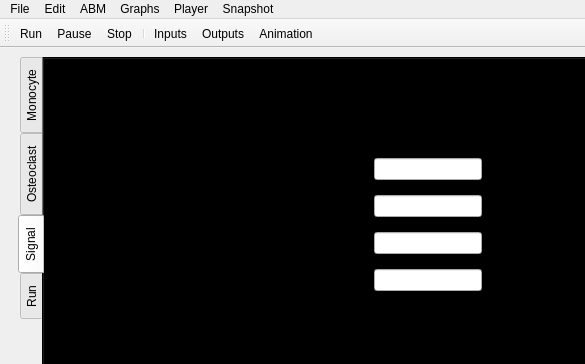
The window that GUI/bone_GUI.ui (gibbogle/bone-abm) describes before a commit, drawn with Qt 5; both pictures show x 0 to 585 and y 0 to 364 of the 1065 by 964 pixel window.
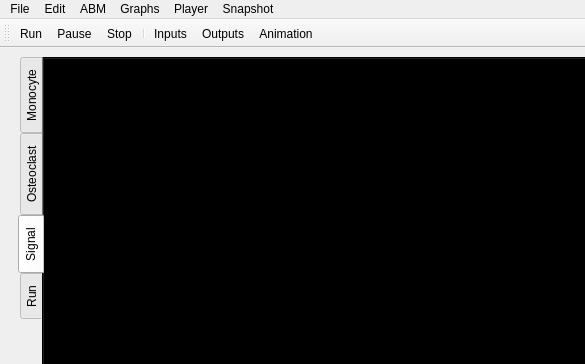
The same window after the commit. The open tabs and pages were chosen to show the change. Icons and pictures are not drawn. Custom widgets are drawn as their Qt base class.

Commit message: Changes to the GUI: removed Osteoblast signal parameters, changed stem parameter to /mm3. Added RANKL_KDIFFUSION and _KDECAY to global.f90

Patch:
```diff
--- a/GUI/bone_GUI.ui
+++ b/GUI/bone_GUI.ui
@@ -766,7 +766,7 @@
              <rect>
               <x>70</x>
               <y>50</y>
-              <width>211</width>
+              <width>251</width>
               <height>16</height>
              </rect>
             </property>
@@ -777,172 +777,9 @@
              </font>
             </property>
             <property name="text">
-             <string>Osteoblast signal parameters</string>
+             <string>Signal parameters (currently hard-wired)</string>
             </property>
            </widget>
-           <widget class="QWidget" name="gridLayoutWidget">
-            <property name="geometry">
-             <rect>
-              <x>70</x>
-              <y>90</y>
-              <width>391</width>
-              <height>151</height>
-             </rect>
-            </property>
-            <layout class="QGridLayout" name="gridLayout_3">
-             <item row="0" column="0">
-              <widget class="QMyLabel" name="label_SIGNAL_RADIUS">
-               <property name="text">
-                <string>label__SIGNAL_RADIUS</string>
-               </property>
-              </widget>
-             </item>
-             <item row="0" column="1">
-              <spacer name="horizontalSpacer_58">
-               <property name="orientation">
-                <enum>Qt::Horizontal</enum>
-               </property>
-               <property name="sizeHint" stdset="0">
-                <size>
-                 <width>40</width>
-                 <height>20</height>
-                </size>
-               </property>
-              </spacer>
-             </item>
-             <item row="0" column="2">
-              <widget class="QLineEdit" name="line_SIGNAL_RADIUS">
-               <property name="sizePolicy">
-                <sizepolicy hsizetype="Fixed" vsizetype="Fixed">
-                 <horstretch>120</horstretch>
-                 <verstretch>0</verstretch>
-                </sizepolicy>
-               </property>
-               <property name="alignment">
-                <set>Qt::AlignRight|Qt::AlignTrailing|Qt::AlignVCenter</set>
-               </property>
-              </widget>
-             </item>
-             <item row="0" column="3">
-              <widget class="QLabel" name="label_SIGNAL_RADIUS_2">
-               <property name="text">
-                <string>µm</string>
-               </property>
-              </widget>
-             </item>
-             <item row="1" column="0">
-              <widget class="QMyLabel" name="label_SIGNAL_THRESHOLD">
-               <property name="text">
-                <string>label_SIGNAL_THRESHOLD</string>
-               </property>
-              </widget>
-             </item>
-             <item row="1" column="1">
-              <spacer name="horizontalSpacer_59">
-               <property name="orientation">
-                <enum>Qt::Horizontal</enum>
-               </property>
-               <property name="sizeHint" stdset="0">
-                <size>
-                 <width>40</width>
-                 <height>20</height>
-                </size>
-               </property>
-              </spacer>
-             </item>
-             <item row="1" column="2">
-              <widget class="QLineEdit" name="line_SIGNAL_THRESHOLD">
-               <property name="sizePolicy">
-                <sizepolicy hsizetype="Fixed" vsizetype="Fixed">
-                 <horstretch>120</horstretch>
-                 <verstretch>0</verstretch>
-                </sizepolicy>
-               </property>
-               <property name="alignment">
-                <set>Qt::AlignRight|Qt::AlignTrailing|Qt::AlignVCenter</set>
-               </property>
-              </widget>
-             </item>
-             <item row="2" column="0">
-              <widget class="QMyLabel" name="label_SIGNAL_AFACTOR">
-               <property name="text">
-                <string>label_SIGNAL_AFACTOR</string>
-               </property>
-              </widget>
-             </item>
-             <item row="2" column="1">
-              <spacer name="horizontalSpacer_60">
-               <property name="orientation">
-                <enum>Qt::Horizontal</enum>
-               </property>
-               <property name="sizeHint" stdset="0">
-                <size>
-                 <width>40</width>
-                 <height>20</height>
-                </size>
-               </property>
-              </spacer>
-             </item>
-             <item row="2" column="2">
-              <widget class="QLineEdit" name="line_SIGNAL_AFACTOR">
-               <property name="sizePolicy">
-                <sizepolicy hsizetype="Fixed" vsizetype="Fixed">
-                 <horstretch>120</horstretch>
-                 <verstretch>0</verstretch>
-                </sizepolicy>
-               </property>
-               <property name="alignment">
-                <set>Qt::AlignRight|Qt::AlignTrailing|Qt::AlignVCenter</set>
-               </property>
-              </widget>
-             </item>
-             <item row="3" column="0">
-              <widget class="QMyLabel" name="label_MTHRESHOLD">
-               <property name="sizePolicy">
-                <sizepolicy hsizetype="MinimumExpanding" vsizetype="Preferred">
-                 <horstretch>0</horstretch>
-                 <verstretch>0</verstretch>
-                </sizepolicy>
-               </property>
-               <property name="mouseTracking">
-                <bool>false</bool>
-               </property>
-               <property name="text">
-                <string>label_MTHRESHOLD</string>
-               </property>
-               <property name="wordWrap">
-                <bool>false</bool>
-               </property>
-              </widget>
-             </item>
-             <item row="3" column="1">
-              <spacer name="horizontalSpacer_61">
-               <property name="orientation">
-                <enum>Qt::Horizontal</enum>
-               </property>
-               <property name="sizeHint" stdset="0">
-                <size>
-                 <width>40</width>
-                 <height>20</height>
-                </size>
-               </property>
-              </spacer>
-             </item>
-             <item row="3" column="2">
-              <widget class="QLineEdit" name="line_MTHRESHOLD">
-               <property name="sizePolicy">
-                <sizepolicy hsizetype="Fixed" vsizetype="Fixed">
-                 <horstretch>120</horstretch>
-                 <verstretch>0</verstretch>
-                </sizepolicy>
-               </property>
-               <property name="alignment">
-                <set>Qt::AlignRight|Qt::AlignTrailing|Qt::AlignVCenter</set>
-               </property>
-              </widget>
-             </item>
-            </layout>
-           </widget>
           </widget>
           <widget class="QWidget" name="tab_run">
            <attribute name="title">
```
Left out of the diff: 8 changed lines with no effect on the pictures. The commit also changes 6 other files.
